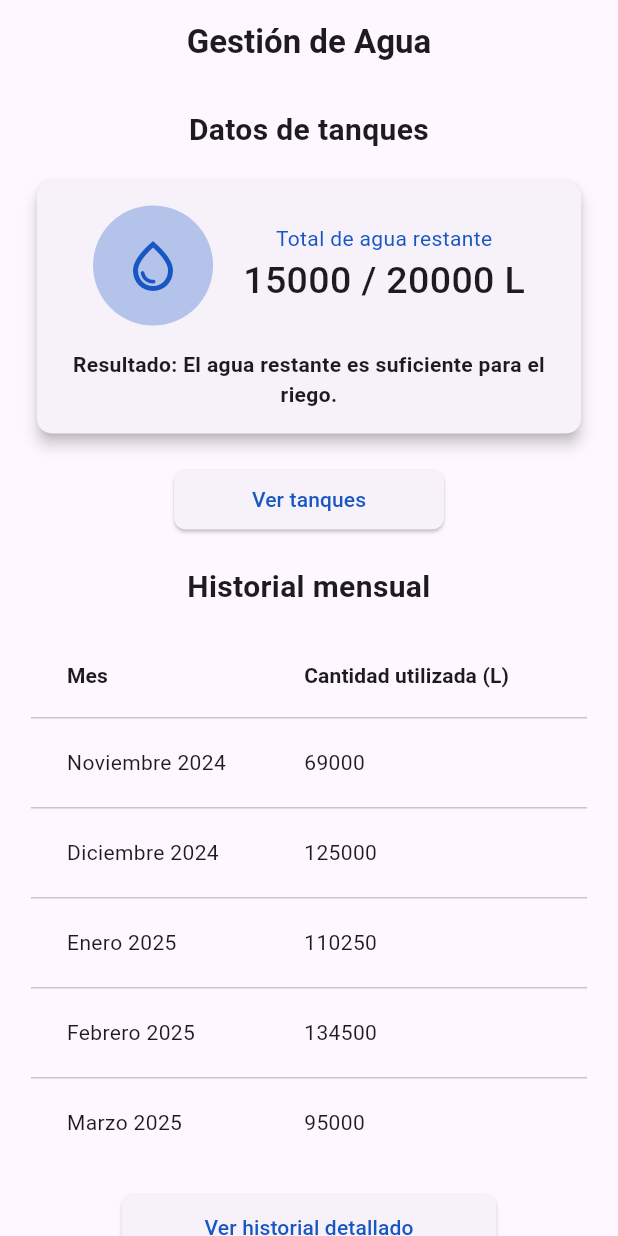
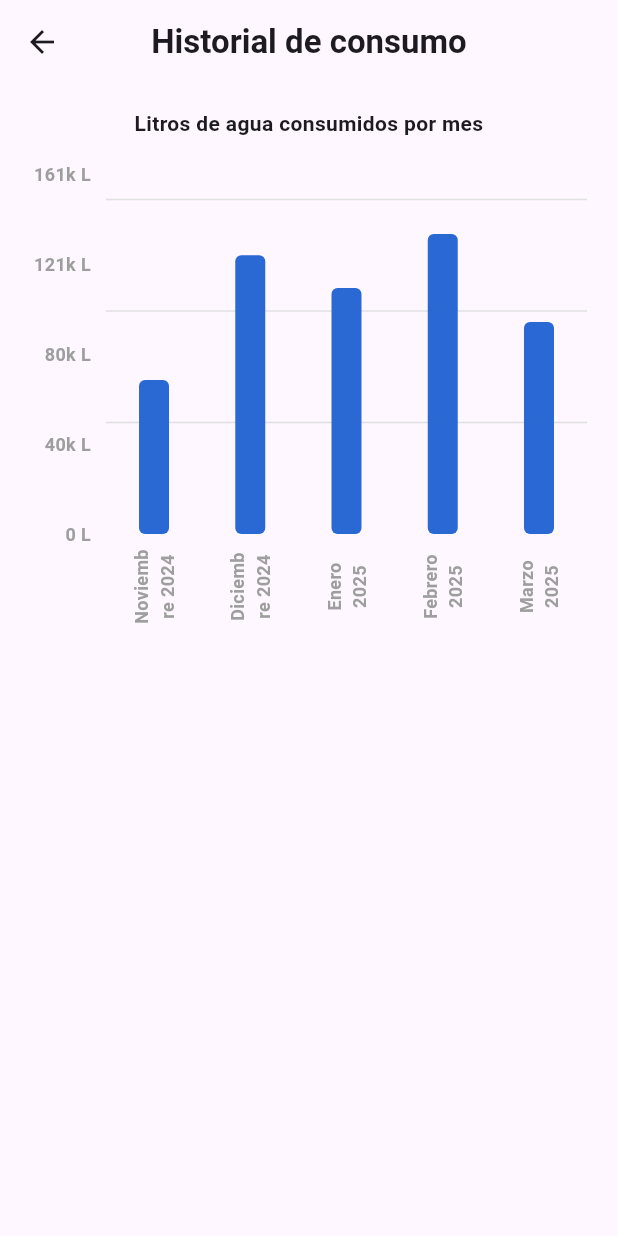
Before and after one commit to iot-solutions64/frontend-movil, a Flutter app: the IrrigationPage screen opened directly, after a tap on "Ver historial detallado", on a phone screen of 412 x 824 dp. Run offline on Flutter 3.47's test engine with Material 3 defaults, Android fonts, the phone set to English and light mode, and no system bars; drawn by our look-alikes of fl_chart; our stand-ins replace flutter_bloc, sqflite; accounts and stored records are empty; network calls fail.

Commit message:
feat: water graph page

```diff
--- /dev/null
+++ b/hydrosmart/lib/features/irrigation/domain/monthly_water_usage.dart
@@ -0,0 +1,9 @@
+class MonthlyWaterUsage {
+  final String mes;
+  final int cantidad;
+
+  MonthlyWaterUsage({
+    required this.mes,
+    required this.cantidad,
+  });
+}
--- a/hydrosmart/lib/features/irrigation/presentation/pages/irrigation_page.dart
+++ b/hydrosmart/lib/features/irrigation/presentation/pages/irrigation_page.dart
@@ -1,14 +1,5 @@
 import 'package:flutter/material.dart';
-
-class MonthlyWaterUsage {
-  final String mes; // Month
-  final int cantidad; // Quantity of water used in Liters
-
-  MonthlyWaterUsage({
-    required this.mes,
-    required this.cantidad,
-  });
-}
+import 'package:hydrosmart/features/irrigation/domain/monthly_water_usage.dart';
 
 class IrrigationPage extends StatefulWidget {
   const IrrigationPage({super.key});
@@ -50,7 +41,7 @@ class _IrrigationPageState extends State<IrrigationPage> {
   }
 
   void _gotToWaterGraph() {
-    // Navigator.of(context).pushNamed('/water_graph');
+    Navigator.of(context).pushNamed('/water_graph');
   }
 
   @override
--- /dev/null
+++ b/hydrosmart/lib/features/irrigation/presentation/pages/water_graph_page.dart
@@ -0,0 +1,204 @@
+import 'package:flutter/material.dart';
+import 'package:fl_chart/fl_chart.dart';
+import 'package:hydrosmart/features/irrigation/domain/monthly_water_usage.dart';
+
+class WaterGraphPage extends StatefulWidget {
+  const WaterGraphPage({super.key});
+
+  @override
+  State<WaterGraphPage> createState() => _WaterGraphPageState();
+}
+
+class _WaterGraphPageState extends State<WaterGraphPage> {
+  List<MonthlyWaterUsage> _monthlyHistory = [];
+
+  BarChartData? _barChartData;
+
+  @override
+  void initState() {
+    super.initState();
+    _fetchMonthlyHistory();
+  }
+
+  void _fetchMonthlyHistory() {
+    // TODO: Implement the logic to fetch items from a service
+    setState(() {
+      _monthlyHistory = [
+        MonthlyWaterUsage(mes: 'Noviembre 2024', cantidad: 69000),
+        MonthlyWaterUsage(mes: 'Diciembre 2024', cantidad: 125000),
+        MonthlyWaterUsage(mes: 'Enero 2025', cantidad: 110250),
+        MonthlyWaterUsage(mes: 'Febrero 2025', cantidad: 134500),
+        MonthlyWaterUsage(mes: 'Marzo 2025', cantidad: 95000),
+      ];
+      _barChartData = _setChartDataAndOptions();
+    });
+  }
+
+  BarChartData _setChartDataAndOptions() {
+    final List<String> labels = _monthlyHistory.map((item) => item.mes).toList();
+    final List<double> data = _monthlyHistory.map((item) => item.cantidad.toDouble()).toList();
+
+    double maxY = data.isNotEmpty ? data.reduce((a, b) => a > b ? a : b) : 100.0;
+    maxY = (maxY * 1.2).ceilToDouble();
+
+    Widget getBottomTitles(double value, TitleMeta meta) {
+      const style = TextStyle(
+        color: Colors.grey,
+        fontWeight: FontWeight.bold,
+        fontSize: 12,
+      );
+      String text = '';
+      if (value.toInt() >= 0 && value.toInt() < labels.length) {
+        text = labels[value.toInt()];
+      }
+      return SideTitleWidget(
+        axisSide: meta.axisSide,
+        space: 10,
+        child: RotatedBox(
+          quarterTurns: 3,
+          child: Text(text, style: style, textAlign: TextAlign.center),
+        ),
+      );
+    }
+
+
+    Widget getLeftTitles(double value, TitleMeta meta) {
+      const style = TextStyle(
+        color: Colors.grey,
+        fontWeight: FontWeight.bold,
+        fontSize: 12,
+      );
+
+      String text = '${value.toInt()} L';
+      if (value > 1000) {
+        text = '${(value / 1000).toInt()}k L';
+      }
+      return SideTitleWidget(
+        axisSide: meta.axisSide,
+        space: 10,
+        child: Text(text, style: style),
+      );
+    }
+
+    return BarChartData(
+      alignment: BarChartAlignment.spaceAround,
+      maxY: maxY,
+      minY: 0,
+      barTouchData: BarTouchData(
+        enabled: true,
+        touchTooltipData: BarTouchTooltipData(
+          getTooltipItem: (group, groupIndex, rod, rodIndex) {
+            final month = labels[group.x.toInt()];
+            return BarTooltipItem(
+              '$month\n',
+              const TextStyle(color: Colors.white, fontWeight: FontWeight.bold),
+              children: <TextSpan>[
+                TextSpan(
+                  text: '${rod.toY.toStringAsFixed(0)} L',
+                  style: const TextStyle(
+                    color: Color(0xFF95BCF3),
+                    fontSize: 16,
+                    fontWeight: FontWeight.w500,
+                  ),
+                ),
+              ],
+            );
+          },
+        ),
+      ),
+      titlesData: FlTitlesData(
+        show: true,
+        rightTitles: const AxisTitles(sideTitles: SideTitles(showTitles: false)),
+        topTitles: const AxisTitles(sideTitles: SideTitles(showTitles: false)),
+        bottomTitles: AxisTitles(
+          sideTitles: SideTitles(
+            showTitles: true,
+            getTitlesWidget: getBottomTitles,
+            reservedSize: 60,
+            interval: 1,
+          ),
+        ),
+        leftTitles: AxisTitles(
+          sideTitles: SideTitles(
+            showTitles: true,
+            getTitlesWidget: getLeftTitles,
+            reservedSize: 50,
+            interval: maxY / 4,
+          ),
+        ),
+      ),
+      gridData: FlGridData(
+        show: true,
+        drawVerticalLine: false,
+        getDrawingHorizontalLine: (value) {
+          return FlLine(
+            color: Colors.grey.shade300,
+            strokeWidth: 1,
+          );
+        },
+      ),
+      borderData: FlBorderData(
+        show: false,
+      ),
+      barGroups: List.generate(_monthlyHistory.length, (index) {
+        final item = _monthlyHistory[index];
+        return BarChartGroupData(
+          x: index,
+          barRods: [
+            BarChartRodData(
+              toY: item.cantidad.toDouble(),
+              color: const Color.fromARGB(255, 42, 104, 212),
+              width: 20,
+              borderRadius: BorderRadius.circular(4),
+            ),
+          ],
+        );
+      }),
+    );
+  }
+
+  @override
+  Widget build(BuildContext context) {
+    final screenWidth = MediaQuery.of(context).size.width;
+
+    return Scaffold(
+      appBar: AppBar(
+        leading: IconButton(
+          icon: const Icon(Icons.arrow_back),
+          onPressed: () => Navigator.of(context).pop(),
+          tooltip: 'Volver',
+        ),
+        title: const Text(
+          'Historial de consumo',
+          style: TextStyle(fontWeight: FontWeight.bold),
+          ),
+        centerTitle: true,
+      ),
+      body: SingleChildScrollView(
+        padding: const EdgeInsets.all(16.0),
+        child: Column(
+          crossAxisAlignment: CrossAxisAlignment.stretch,
+          children: [
+            const Text(
+              'Litros de agua consumidos por mes',
+              style: TextStyle(fontWeight: FontWeight.bold),
+              textAlign: TextAlign.center,
+            ),
+            const SizedBox(height: 24),
+            Center(
+              child: SizedBox(
+                width: screenWidth > 960 ? screenWidth * 0.55 : screenWidth * 0.9,
+                height: 300,
+                child: _barChartData == null
+                    ? const Center(child: CircularProgressIndicator())
+                    : BarChart(
+                        _barChartData!,
+                      ),
+              ),
+            ),
+          ],
+        ),
+      ),
+    );
+  }
+}
--- a/hydrosmart/lib/main.dart
+++ b/hydrosmart/lib/main.dart
@@ -2,6 +2,7 @@ import 'package:flutter/material.dart';
 import 'package:flutter_bloc/flutter_bloc.dart';
 import 'package:hydrosmart/core/resource.dart';
 import 'package:hydrosmart/features/irrigation/presentation/pages/tanks_page.dart';
+import 'package:hydrosmart/features/irrigation/presentation/pages/water_graph_page.dart';
 import 'package:hydrosmart/features/security/data/local/user_model.dart';
 import 'package:hydrosmart/features/security/data/repository/security_repository.dart';
 import 'package:hydrosmart/features/security/presentation/bloc/login_bloc.dart';
@@ -40,6 +41,7 @@ class MyApp extends StatelessWidget {
           '/signup': (context) => SignupPage(),
           '/home': (context) => const HomePage(),
           '/tanks': (context) => const TanksPage(),
+          '/water_graph': (context) => const WaterGraphPage(),
         },
         onGenerateRoute: (settings) {
           if (settings.name == '/crop_detail') {
--- a/hydrosmart/pubspec.yaml
+++ b/hydrosmart/pubspec.yaml
@@ -17,6 +17,7 @@ dependencies:
   cupertino_icons: ^1.0.8
   webview_flutter: ^4.4.1
   url_launcher: ^6.2.2
+  fl_chart: ^0.68.0
 
 dev_dependencies:
   flutter_test:
```
Also changed, not shown: hydrosmart/pubspec.lock.
